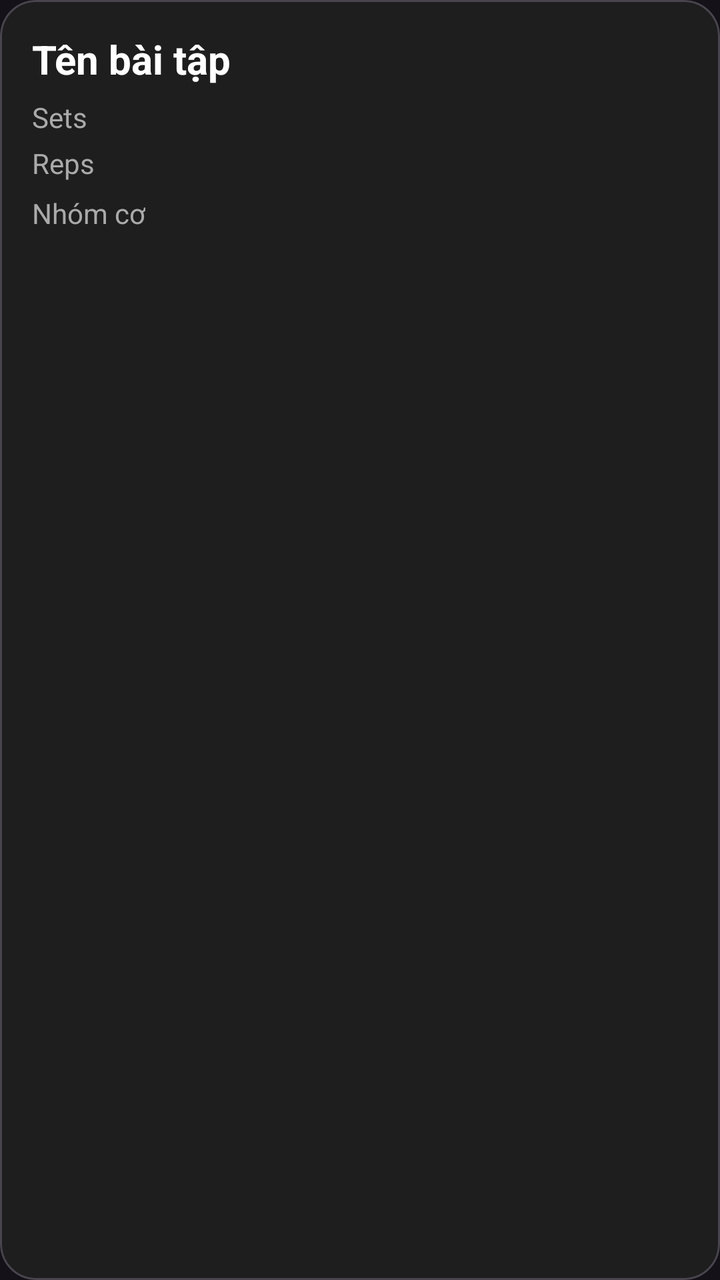
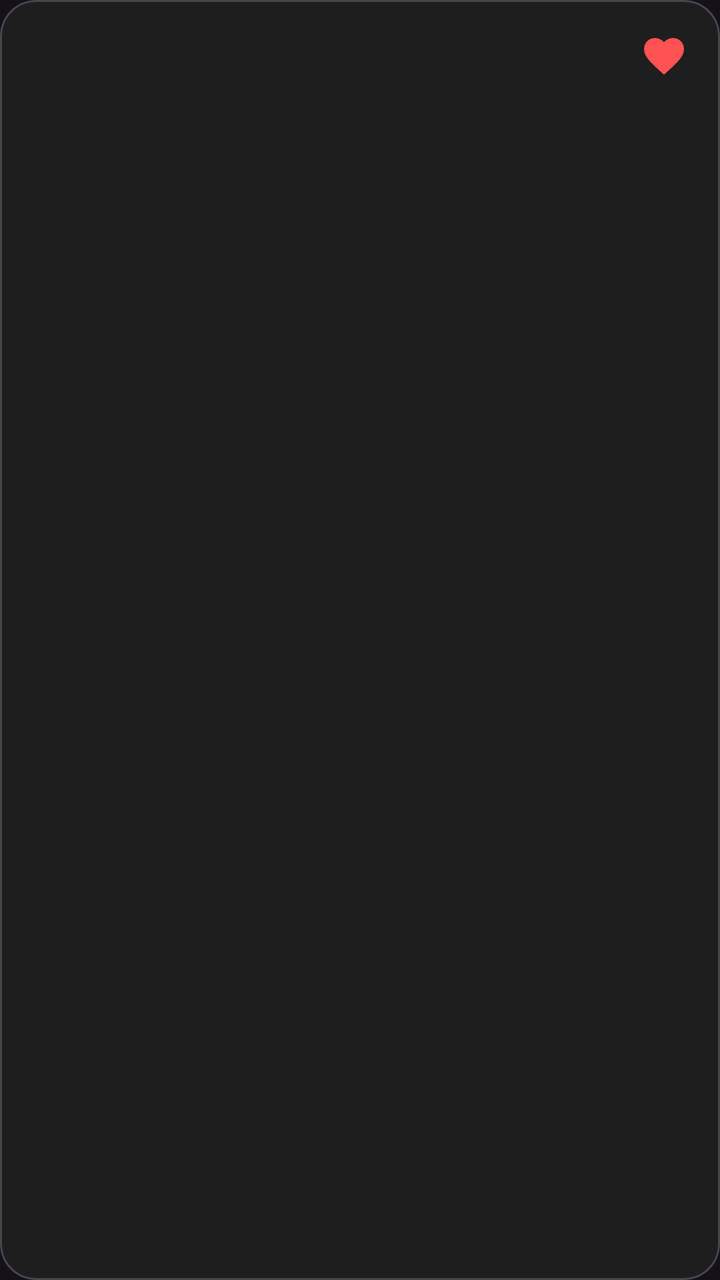

Before-and-after screenshots of an Android layout around one commit, followed by the original layout XML and the change that was made.
<!-- AndroidManifest.xml: application theme Theme.FitBody -->
<!-- res/layout/item_workout.xml -->
<?xml version="1.0" encoding="utf-8"?>
<com.google.android.material.card.MaterialCardView
    xmlns:android="http://schemas.android.com/apk/res/android"
    xmlns:app="http://schemas.android.com/apk/res-auto"

    android:layout_width="match_parent"
    android:layout_height="wrap_content"
    android:layout_marginBottom="12dp"

    app:cardCornerRadius="18dp"
    app:cardBackgroundColor="#1E1E1E">

    <LinearLayout
        android:layout_width="match_parent"
        android:layout_height="wrap_content"
        android:orientation="vertical"
        android:padding="16dp">

        <TextView
            android:id="@+id/txtWorkoutName"
            android:layout_width="wrap_content"
            android:layout_height="wrap_content"
            android:text="Tên bài tập"
            android:textColor="#FFFFFF"
            android:textSize="20sp"
            android:textStyle="bold"/>

        <TextView
            android:id="@+id/txtSets"
            android:layout_width="wrap_content"
            android:layout_height="wrap_content"
            android:text="Sets"
            android:textColor="#AAAAAA"
            android:layout_marginTop="6dp"/>

        <TextView
            android:id="@+id/txtReps"
            android:layout_width="wrap_content"
            android:layout_height="wrap_content"
            android:text="Reps"
            android:textColor="#AAAAAA"
            android:layout_marginTop="4dp"/>

        <TextView
            android:id="@+id/txtMuscleGroup"
            android:layout_width="wrap_content"
            android:layout_height="wrap_content"
            android:text="Nhóm cơ"
            android:textColor="#AAAAAA"
            android:textSize="14sp"
            android:layout_marginTop="6dp"/>

    </LinearLayout>

</com.google.android.material.card.MaterialCardView>
<!-- resources referenced by this layout -->
<resources>
  <style name="Theme.FitBody" parent="Theme.Material3.Dark.NoActionBar">
  
          <item name="colorPrimary">@color/primary</item>
  
          <item name="android:statusBarColor">@color/bg_dark</item>
  
          <item name="android:navigationBarColor">@color/bg_dark</item>
  
      </style>
  <color name="primary">#7C4DFF</color>
  <color name="bg_dark">#121212</color>
</resources>

<!-- the commit's change to res/layout/item_workout.xml (unified diff, before → after) -->
@@ -5,49 +5,82 @@
 
     android:layout_width="match_parent"
     android:layout_height="wrap_content"
+
     android:layout_marginBottom="12dp"
 
     app:cardCornerRadius="18dp"
+
     app:cardBackgroundColor="#1E1E1E">
 
     <LinearLayout
         android:layout_width="match_parent"
         android:layout_height="wrap_content"
+
         android:orientation="vertical"
+
         android:padding="16dp">
 
-        <TextView
-            android:id="@+id/txtWorkoutName"
-            android:layout_width="wrap_content"
+        <LinearLayout
+            android:layout_width="match_parent"
             android:layout_height="wrap_content"
-            android:text="Tên bài tập"
-            android:textColor="#FFFFFF"
-            android:textSize="20sp"
-            android:textStyle="bold"/>
+
+            android:orientation="horizontal">
+
+            <TextView
+                android:id="@+id/txtWorkoutName"
+
+                android:layout_width="0dp"
+                android:layout_height="wrap_content"
+
+                android:layout_weight="1"
+
+                android:textColor="#FFFFFF"
+
+                android:textSize="20sp"
+
+                android:textStyle="bold"/>
+
+            <ImageView
+                android:id="@+id/imgFavorite"
+
+                android:layout_width="24dp"
+                android:layout_height="24dp"
+
+                android:src="@drawable/ic_heart"
+
+                app:tint="#FF5252"/>
+        </LinearLayout>
 
         <TextView
             android:id="@+id/txtSets"
+
             android:layout_width="wrap_content"
             android:layout_height="wrap_content"
-            android:text="Sets"
+
             android:textColor="#AAAAAA"
+
             android:layout_marginTop="6dp"/>
 
         <TextView
             android:id="@+id/txtReps"
+
             android:layout_width="wrap_content"
             android:layout_height="wrap_content"
-            android:text="Reps"
+
             android:textColor="#AAAAAA"
+
             android:layout_marginTop="4dp"/>
 
         <TextView
             android:id="@+id/txtMuscleGroup"
+
             android:layout_width="wrap_content"
             android:layout_height="wrap_content"
-            android:text="Nhóm cơ"
+
             android:textColor="#AAAAAA"
+
             android:textSize="14sp"
+
             android:layout_marginTop="6dp"/>
 
     </LinearLayout>
<!-- resource entries referenced after the edit -->
@@ -1,5 +1,16 @@
 <!-- resources referenced by this layout -->
 <resources>
+  <!-- drawable ic_heart (drawable) -->
+  <vector xmlns:android="http://schemas.android.com/apk/res/android"
+      android:width="24dp"
+      android:height="24dp"
+      android:viewportWidth="24"
+      android:viewportHeight="24">
+  
+      <path
+          android:fillColor="#FFFFFF"
+          android:pathData="M12,21.35L10.55,20.03C5.4,15.36 2,12.28 2,8.5C2,5.42 4.42,3 7.5,3C9.24,3 10.91,3.81 12,5.09C13.09,3.81 14.76,3 16.5,3C19.58,3 22,5.42 22,8.5C22,12.28 18.6,15.36 13.45,20.04L12,21.35Z"/>
+  </vector>
   <style name="Theme.FitBody" parent="Theme.Material3.Dark.NoActionBar">
   
           <item name="colorPrimary">@color/primary</item>
